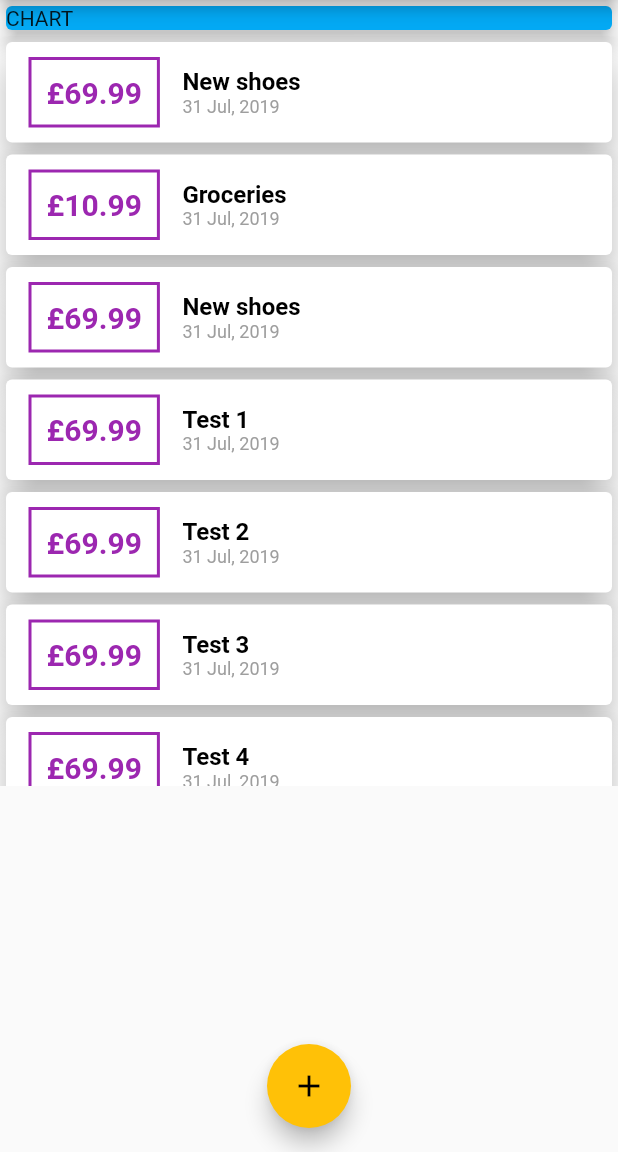
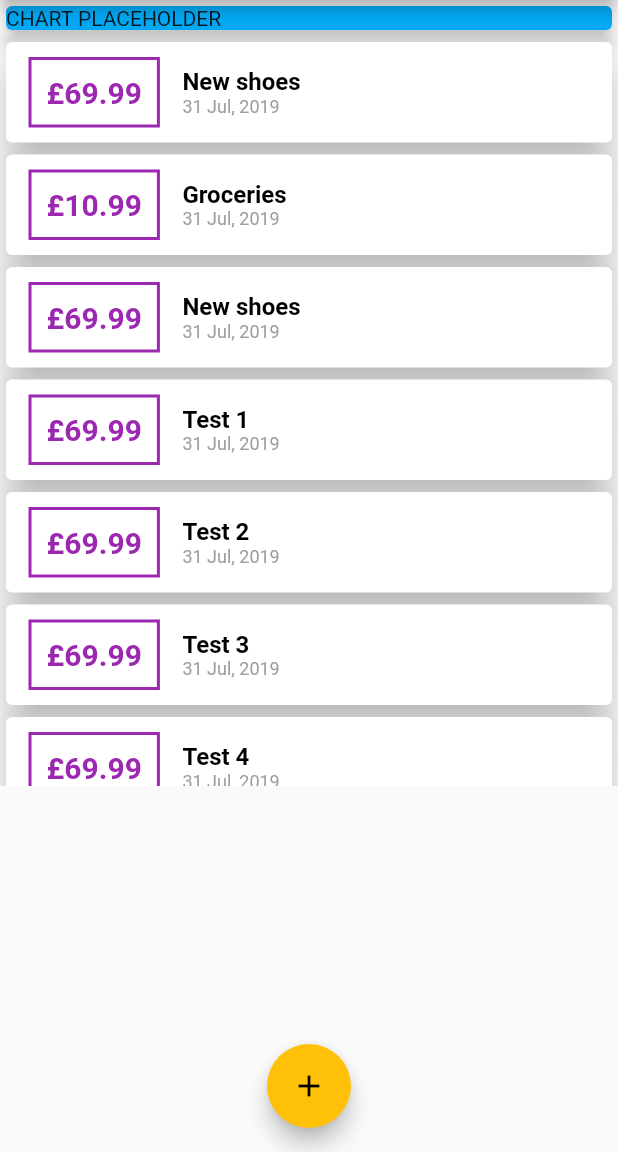
Before and after one commit to maxdribny/expense_tracker, a Flutter app: the screen it shows after launch, on a phone screen of 412 x 824 dp, the part 84-1236 px from its top. Run offline on Flutter 3.47's test engine with Material 2 defaults, Android fonts, the phone set to English and light mode, and no system bars.

Commit message:
Chart placeholder text
Placeholder text to better identify chart placeholder

```diff
--- a/lib/main.dart
+++ b/lib/main.dart
@@ -85,7 +85,7 @@ class _MyHomePageState extends State<MyHomePage> {
               child: Card(
                 //Card assumes size of its child unless you have a parent with a defined width.
                 color: Colors.lightBlue,
-                child: Text('CHART'),
+                child: Text('CHART PLACEHOLDER'),
                 elevation: 5,
               ),
             ),
```
